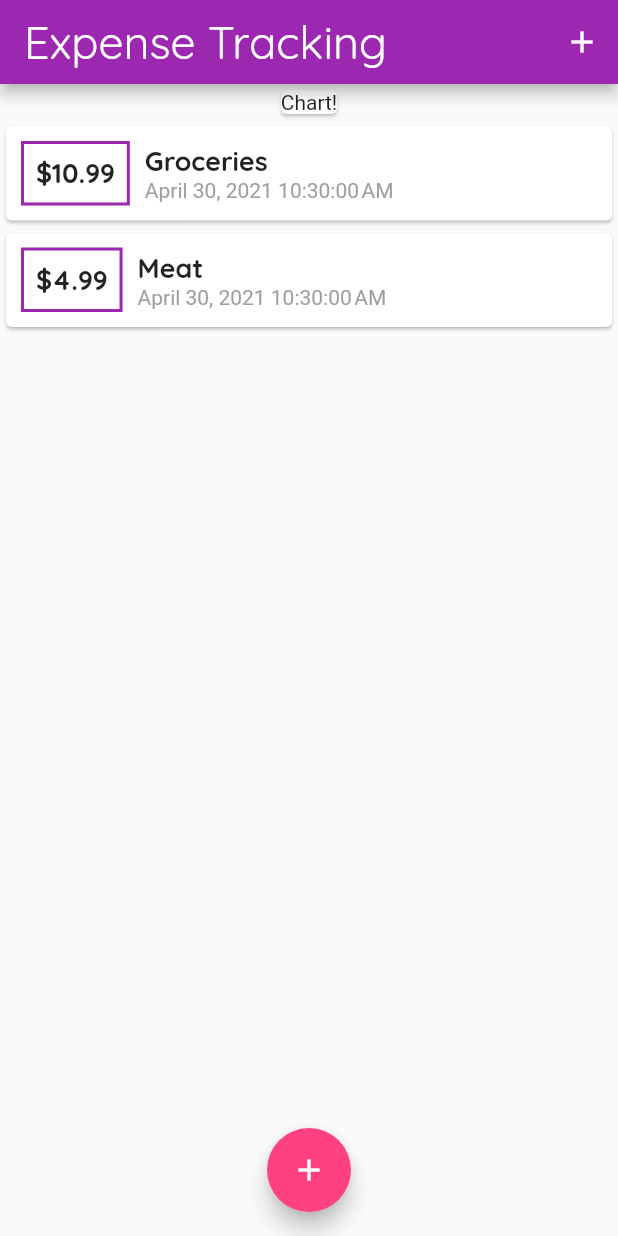
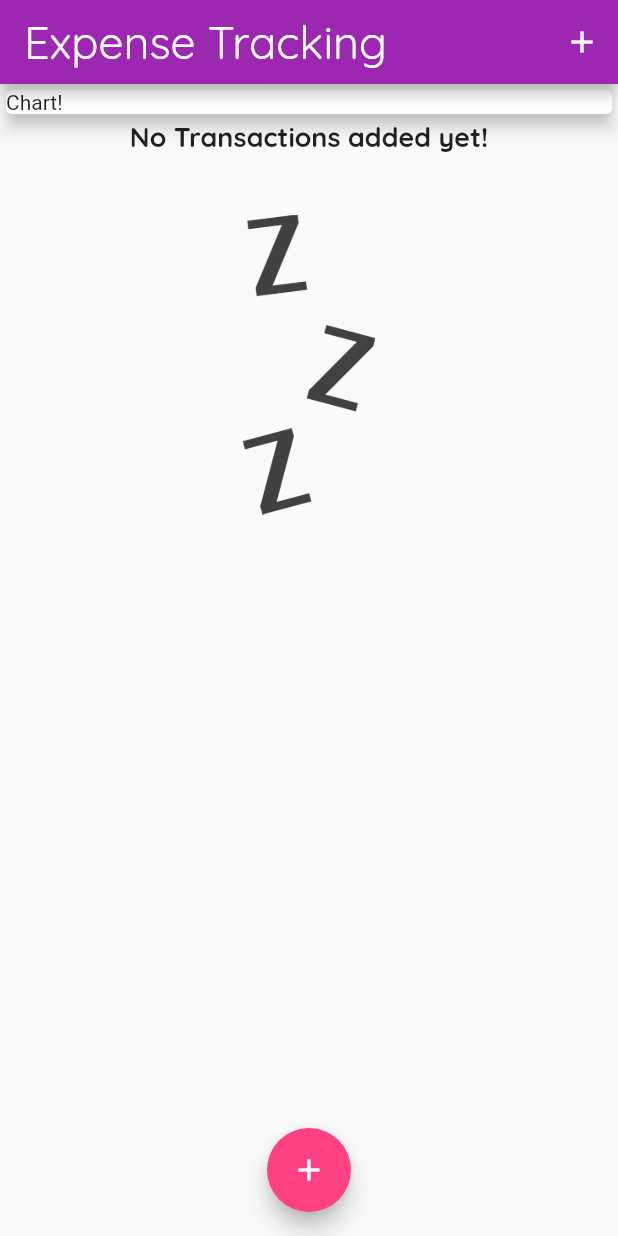
Before and after one commit to berkininceoglu/flutter-course, a Flutter app: the screen it shows after launch, on a phone screen of 412 x 824 dp. Run offline on Flutter 3.47's test engine with Material 2 defaults, Android fonts, the phone set to English and light mode, and no system bars.

Commit message:
adding image
Learned=>
-sized box
-Image(fit: BoxFit.Cover)

```diff
--- a/exercises/expense_tracking/lib/main.dart
+++ b/exercises/expense_tracking/lib/main.dart
@@ -37,18 +37,18 @@ class MyHomePage extends StatefulWidget {
 
 class _MyHomePageState extends State<MyHomePage> {
   final List<Transaction> _userTransactions = [
-    Transaction(
-      id: "1",
-      title: "Groceries",
-      amount: 10.99,
-      date: DateTime.now(),
-    ),
-    Transaction(
-      id: "2",
-      title: "Meat",
-      amount: 4.99,
-      date: DateTime.now(),
-    )
+    // Transaction(
+    //   id: "1",
+    //   title: "Groceries",
+    //   amount: 10.99,
+    //   date: DateTime.now(),
+    // ),
+    // Transaction(
+    //   id: "2",
+    //   title: "Meat",
+    //   amount: 4.99,
+    //   date: DateTime.now(),
+    // )
   ];
 
   void _addNewTransaction(String title, double amount) {
@@ -87,10 +87,13 @@ class _MyHomePageState extends State<MyHomePage> {
       ),
       body: SingleChildScrollView(
         child: Column(
+          crossAxisAlignment: CrossAxisAlignment.stretch,
           children: [
             Container(
+              width: double.infinity,
               child: Card(
                 child: Text("Chart!"),
+                elevation: 5,
               ),
             ),
             TransactionList(_userTransactions),
--- a/exercises/expense_tracking/lib/widgets/transaction_list.dart
+++ b/exercises/expense_tracking/lib/widgets/transaction_list.dart
@@ -13,13 +13,33 @@ class TransactionList extends StatelessWidget {
   Widget build(BuildContext context) {
     return Container(
       height: 400,
-      child: ListView.builder(
+      child: transactions.isEmpty
+          ? Column(
+              children: [
+                Text(
+                  'No Transactions added yet!',
+                  style: Theme.of(context).textTheme.title,
+                ),
+                SizedBox(
+                  height: 40,
+                ),
+                Container(
+                  height: 200,
+                  child: Image.asset(
+                    'assets/images/waiting.png',
+                    fit: BoxFit.cover,
+                  ),
+                ),
+              ],
+            )
+          : ListView.builder(
               itemBuilder: (ctx, index) {
                 return Card(
                     child: Row(
                   children: [
                     Container(
-                margin: EdgeInsets.symmetric(vertical: 10, horizontal: 10),
+                      margin:
+                          EdgeInsets.symmetric(vertical: 10, horizontal: 10),
                       child: Text(
                         '\$${transactions[index].amount.toStringAsFixed(2)}',
                         style: Theme.of(context).textTheme.title,
@@ -28,7 +48,9 @@ class TransactionList extends StatelessWidget {
                           border: Border.all(color: Colors.purple, width: 2)),
                       padding: EdgeInsets.all(8),
                     ),
-              Column(crossAxisAlignment: CrossAxisAlignment.start, children: [
+                    Column(
+                        crossAxisAlignment: CrossAxisAlignment.start,
+                        children: [
                           Text(
                             transactions[index].title,
                             style: Theme.of(context).textTheme.title,
--- a/exercises/expense_tracking/pubspec.yaml
+++ b/exercises/expense_tracking/pubspec.yaml
@@ -46,8 +46,8 @@ flutter:
   uses-material-design: true
 
   # To add assets to your application, add an assets section, like this:
-  # assets:
-  #   - images/a_dot_burr.jpeg
+  assets:
+    - assets/images/waiting.png
   #   - images/a_dot_ham.jpeg
 
   # An image asset can refer to one or more resolution-specific "variants", see
```
Also changed, not shown: exercises/expense_tracking/assets/images/waiting.png (added). Lines whose indentation alone changed are shown as unchanged.
